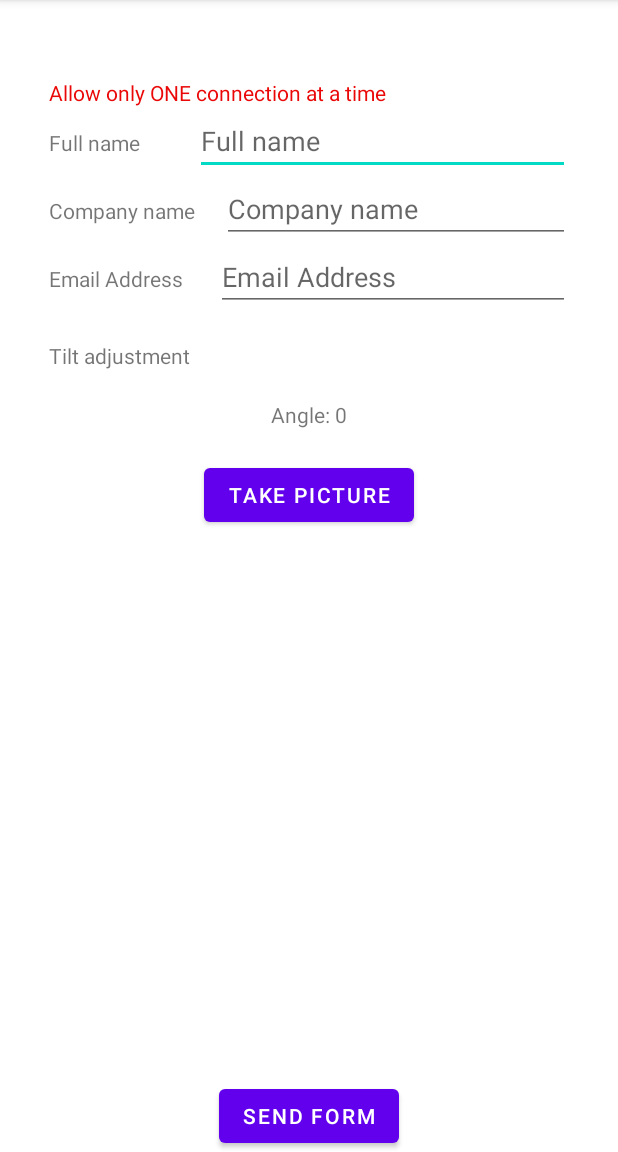
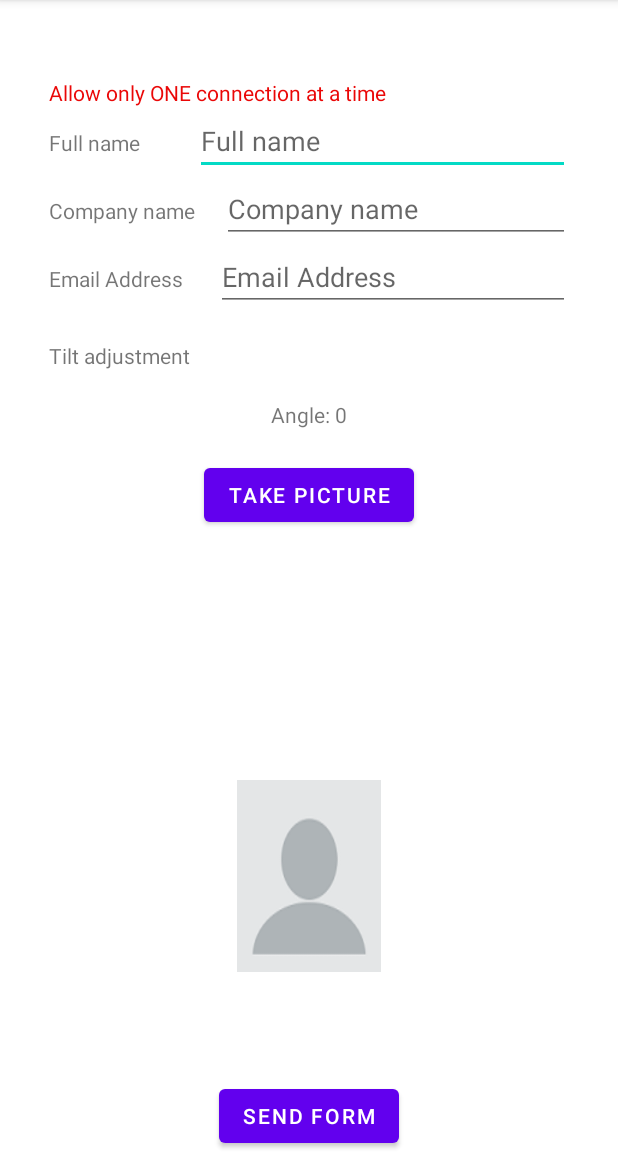
Before and after one commit to dendimaniac/private-keyboard, an Android app: the screen it shows after launch (MainActivity), after a tap on "SEND FORM", on a phone screen of 412 x 824 dp, the part 84-1236 px from its top. Run offline under Robolectric (Android 15) with nearby library versions, the phone set to English and light mode, and no system bars; libraries missing offline, so code that uses them is left out: androidmads.library.qrgenearator, com.microsoft.signalr, org.apache.commons; 10 statements that could not run were skipped.

Commit message:
clean code and layout

```diff
--- a/app/src/main/java/com/example/privatekeyboard/CustomCameraActivity.java
+++ b/app/src/main/java/com/example/privatekeyboard/CustomCameraActivity.java
@@ -56,8 +56,6 @@ public class CustomCameraActivity extends AppCompatActivity {
     //Check state orientation of output image
     private static final SparseIntArray ORIENTATIONS = new SparseIntArray();
     private static final int REQUEST_CAMERA_PERMISSION = 200;
-    private static final int MAX_PREVIEW_WIDTH = 1920;
-    private static final int MAX_PREVIEW_HEIGHT = 1080;
 
     static {
         ORIENTATIONS.append(Surface.ROTATION_0, -90);
@@ -125,6 +123,7 @@ public class CustomCameraActivity extends AppCompatActivity {
     protected void onCreate(Bundle savedInstanceState) {
         super.onCreate(savedInstanceState);
         setContentView(R.layout.activity_custom_camera);
+        //Reopen connections for image handling
         hubConnection.on("takePicture", (message) -> {
             if (!message.sender.equals(QRUtils.connectedUuid)) return;
             Log.d("isTakingPicture", String.valueOf(message.value));
@@ -135,7 +134,7 @@ public class CustomCameraActivity extends AppCompatActivity {
                 btnCapture.callOnClick();
             }
             if (message.value.equals("cancel")) {
-                finish();
+                btnCancel.callOnClick();
             }
 
         }, TakingPicture.class);
@@ -211,7 +210,6 @@ public class CustomCameraActivity extends AppCompatActivity {
                             byte[] byteArray = stream.toByteArray();
                             createFile(byteArray);
                             Intent intent = new Intent(CustomCameraActivity.this, MainActivity.class);
-                            Log.d("isTaking","RetakeFuckUp");
                             hubConnection.stop();
                             intent.putExtra("image_path", file.getPath());
                             startActivity(intent);
--- a/app/src/main/java/com/example/privatekeyboard/Helpers/SendMail.java
+++ b/app/src/main/java/com/example/privatekeyboard/Helpers/SendMail.java
@@ -1,5 +1,6 @@
 package com.example.privatekeyboard.Helpers;
 
+import android.annotation.SuppressLint;
 import android.app.ProgressDialog;
 import android.content.Context;
 import android.os.AsyncTask;
@@ -27,14 +28,15 @@ import javax.mail.internet.MimeMultipart;
 public class SendMail extends AsyncTask<Void,Void,Void> {
 
     //Declaring Variables
-    private Context context;
-    private Session session;
+
+    @SuppressLint("StaticFieldLeak")
+    private final Context context;
 
     //Information to send email
-    private String email;
-    private String subject;
-    private String fullName;
-    private String companyName;
+    private final String email;
+    private final String subject;
+    private final String fullName;
+    private final String companyName;
     private String fileImage = null;
 
 
@@ -73,8 +75,8 @@ public class SendMail extends AsyncTask<Void,Void,Void> {
         //Creating properties
         Properties props = new Properties();
 
-        //Configuring properties for gmail
-        //If you are not using gmail you may need to change the values
+        //Configuring properties for Gmail
+        //If you are not using Gmail you may need to change the values
 
         props.put("mail.smtp.host", "smtp.gmail.com");
         props.put("mail.smtp.port", "465");
@@ -83,7 +85,8 @@ public class SendMail extends AsyncTask<Void,Void,Void> {
         props.put("mail.smtp.socketFactory.class", "javax.net.ssl.SSLSocketFactory");
 
         //Creating a new session
-        session = Session.getDefaultInstance(props,
+        //Authenticating the password
+        Session session = Session.getDefaultInstance(props,
                 new javax.mail.Authenticator() {
                     //Authenticating the password
                     protected PasswordAuthentication getPasswordAuthentication() {
@@ -102,7 +105,6 @@ public class SendMail extends AsyncTask<Void,Void,Void> {
             //Adding subject
             mm.setSubject(subject);
             //Adding message
-            //mm.setText(message);
             BodyPart messageBodyPart = new MimeBodyPart();
             Multipart multipart = new MimeMultipart();
             multipart.addBodyPart(messageBodyPart);
@@ -117,11 +119,8 @@ public class SendMail extends AsyncTask<Void,Void,Void> {
                 attachment.setFileName("Profile");
                 multipart.addBodyPart(attachment);
             }
-
+            //Packed the message
             mm.setContent(multipart);
-
-
-
             //Sending email
             Transport.send(mm);
 
--- a/app/src/main/java/com/example/privatekeyboard/MainActivity.java
+++ b/app/src/main/java/com/example/privatekeyboard/MainActivity.java
@@ -64,14 +64,15 @@ public class  MainActivity extends AppCompatActivity {
         super.onCreate(savedInstanceState);
         setContentView(R.layout.activity_main);
     }
+    //Reopen stuffs when switching back to this activity
     @Override
     protected void onResume() {
         super.onResume();
         linearLayout = findViewById(R.id.input_layout);
-
         ImageView qrImage = findViewById(R.id.qrImage);
         profileImageView = findViewById(R.id.takenImage);
 
+        //Get image information
         Bundle bundle = getIntent().getExtras();
         if (bundle != null) {
             try {
@@ -105,6 +106,7 @@ public class  MainActivity extends AppCompatActivity {
             startActivity(intent);
         });
 
+        //Get input field data
         if (!saveInstance.isEmpty()) {
             getInstance(saveInstance);
         }
@@ -140,8 +142,8 @@ public class  MainActivity extends AppCompatActivity {
             if (!message.sender.equals(QRUtils.connectedUuid)) return;
             Log.d("isTakingPicture", String.valueOf(message.value));
             if (message.value.equals("on")) {
+                hubConnection.stop();
                 openCustomCameraButton.callOnClick();
-                hubConnection.stop();
             }
         }, TakingPicture.class);
 
@@ -166,6 +168,7 @@ public class  MainActivity extends AppCompatActivity {
         }
     }
 
+    //Save data before move to other activity
     private void saveInstance() {
 //        saveInstance.put("RadioField-Sex", "No Response");
         for (int i = 0; i < linearLayout.getChildCount(); i++) {
@@ -186,6 +189,7 @@ public class  MainActivity extends AppCompatActivity {
             }
         }
     }
+
 
     private void sendEmail() {
         saveInstance();
--- a/app/src/main/res/layout/activity_main.xml
+++ b/app/src/main/res/layout/activity_main.xml
@@ -202,6 +202,9 @@
                     android:id="@+id/buttonCam"
                     android:layout_width="wrap_content"
                     android:layout_height="wrap_content"
+                    android:layout_marginStart="0dp"
+                    android:layout_marginEnd="0dp"
+                    android:layout_marginBottom="0dp"
                     android:text="@string/take_picture" />
             </LinearLayout>
 
@@ -222,13 +225,13 @@
 
     <ImageView
         android:id="@+id/takenImage"
-        android:layout_width="128dp"
+        android:layout_width="96dp"
         android:layout_height="128dp"
-        android:layout_marginStart="48dp"
-        android:layout_marginEnd="32dp"
-        android:layout_marginBottom="64dp"
+        android:layout_marginBottom="120dp"
+        android:background="@drawable/hiiii"
+        android:scaleType="fitXY"
         app:layout_constraintBottom_toBottomOf="parent"
-        app:layout_constraintEnd_toStartOf="@+id/qrImage"
+        app:layout_constraintEnd_toEndOf="parent"
         app:layout_constraintStart_toStartOf="parent"
         tools:srcCompat="@tools:sample/avatars" />
 
@@ -236,12 +239,10 @@
         android:id="@+id/qrImage"
         android:layout_width="wrap_content"
         android:layout_height="wrap_content"
-        android:layout_marginStart="48dp"
-        android:layout_marginBottom="64dp"
+        android:layout_marginBottom="120dp"
         android:contentDescription="@string/qr_code"
         app:layout_constraintBottom_toBottomOf="parent"
         app:layout_constraintEnd_toEndOf="parent"
-        app:layout_constraintHorizontal_bias="0.817"
         app:layout_constraintStart_toStartOf="parent"
         tools:srcCompat="@tools:sample/avatars" />
 
```
Also changed, not shown: app/src/main/java/com/example/privatekeyboard/Helpers/ConvertImage.java (+6 -6 lines), app/src/main/java/com/example/privatekeyboard/Helpers/QRUtils.java (+4 -4 lines).
